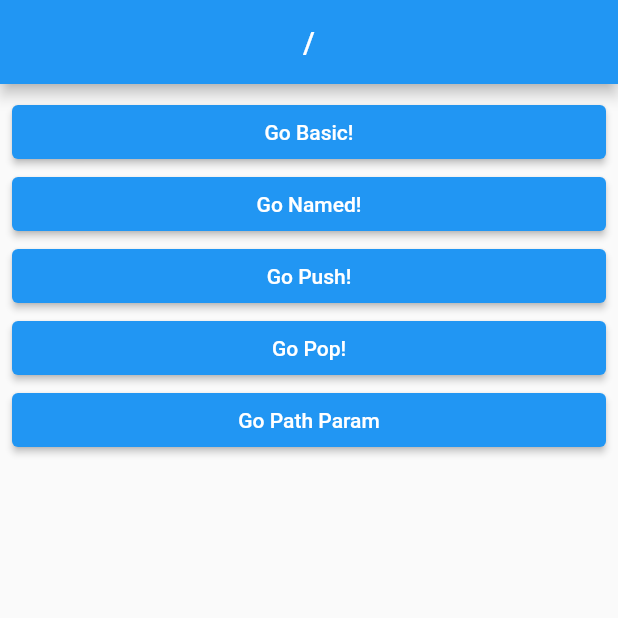
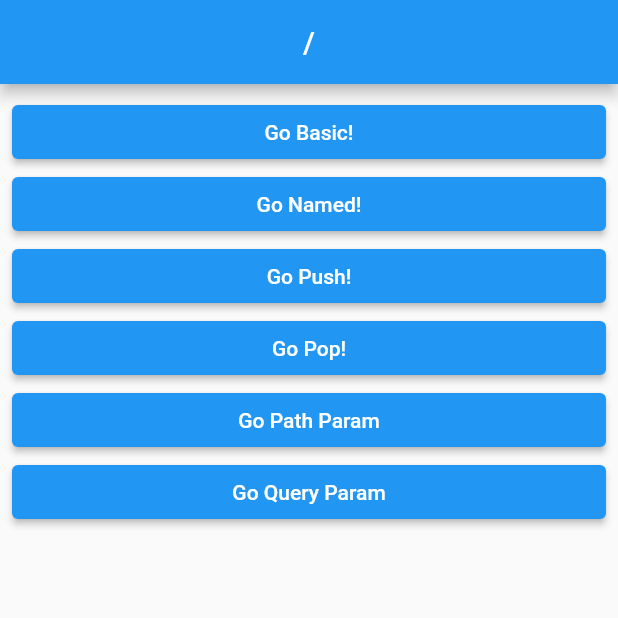
Before and after one commit to DongWooKim97/go_router_practice, a Flutter app: the screen it shows after launch, on a phone screen of 412 x 824 dp, the top half of it. Run offline on Flutter 3.47's test engine with Material 2 defaults, Android fonts, the phone set to English and light mode, and no system bars; our stand-ins replace go_router.

Commit message:
Query Parameters 사용하기

```diff
--- a/lib/router/router.dart
+++ b/lib/router/router.dart
@@ -5,6 +5,7 @@ import 'package:go_router_practice/screen/3_push_screen.dart';
 import 'package:go_router_practice/screen/4_pop_base_screen.dart';
 import 'package:go_router_practice/screen/5_pop_return_screen.dart';
 import 'package:go_router_practice/screen/6_path_param_screen.dart';
+import 'package:go_router_practice/screen/7_query_parameter_screen.dart';
 import 'package:go_router_practice/screen/route_screen.dart';
 
 //GoRouter 선언 , routes => 리스트를 넣자
@@ -66,6 +67,12 @@ final router = GoRouter(
             ),
           ],
         ),
+        GoRoute(
+          path: 'query_param',
+          builder: (context, state) {
+            return QueryParameterScreen();
+          },
+        ),
       ],
     ),
   ],
--- a/lib/screen/route_screen.dart
+++ b/lib/screen/route_screen.dart
@@ -40,6 +40,12 @@ class RootScreen extends StatelessWidget {
             },
             child: Text('Go Path Param'),
           ),
+          ElevatedButton(
+            onPressed: () {
+              context.go('/query_param');
+            },
+            child: Text('Go Query Param'),
+          ),
         ],
       ),
     );
```
Also changed, not shown: lib/screen/7_query_parameter_screen.dart (added, +36 -0 lines).
